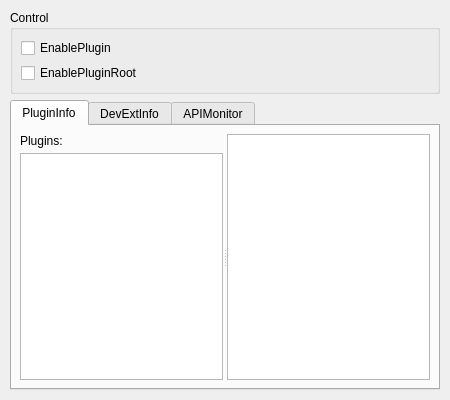
Before: the Qt Designer form src/settings/pluginsettingdialog.ui in Wing-summer/WingHexExplorer2, drawn with Qt 5.
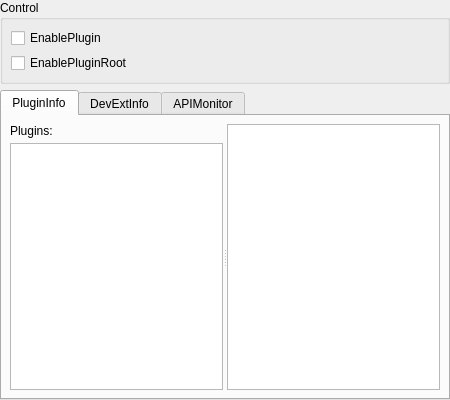
After: the same form once the commit is applied. Icons and pictures are not drawn.

The edit to the form file:
```diff
--- a/src/settings/pluginsettingdialog.ui
+++ b/src/settings/pluginsettingdialog.ui
@@ -15,16 +15,16 @@
   </property>
   <layout class="QVBoxLayout" name="verticalLayout_2">
    <property name="leftMargin">
-    <number>10</number>
+    <number>0</number>
    </property>
    <property name="topMargin">
-    <number>10</number>
+    <number>0</number>
    </property>
    <property name="rightMargin">
-    <number>10</number>
+    <number>0</number>
    </property>
    <property name="bottomMargin">
-    <number>10</number>
+    <number>0</number>
    </property>
    <item>
     <widget class="QGroupBox" name="groupBox">
```
